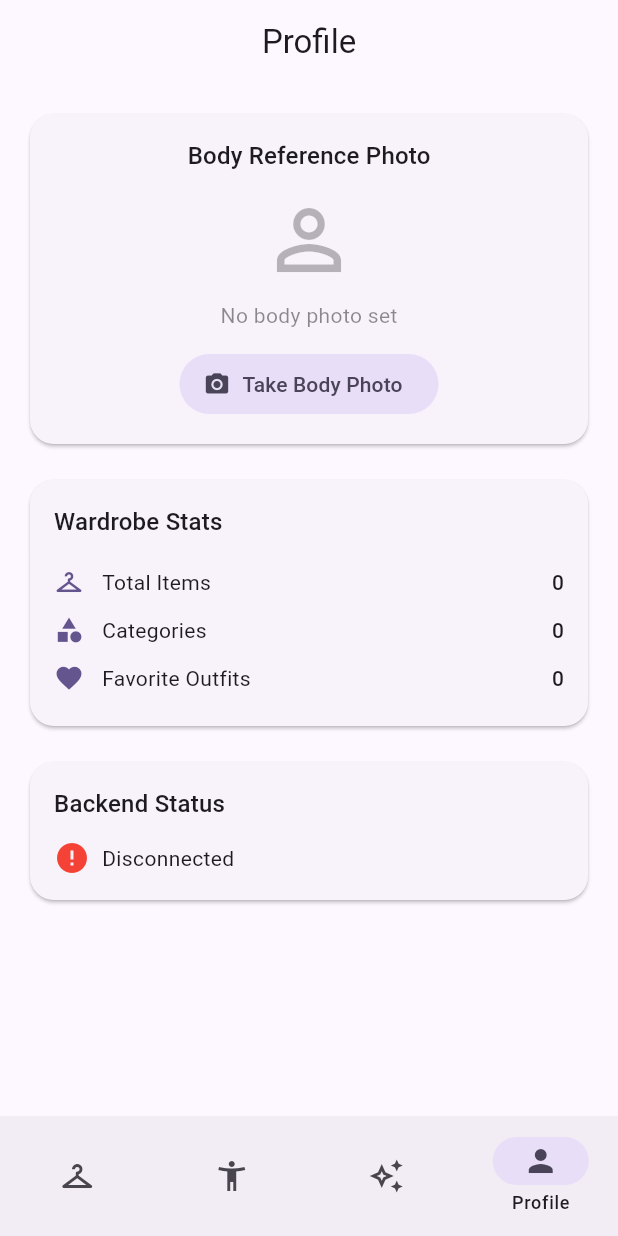
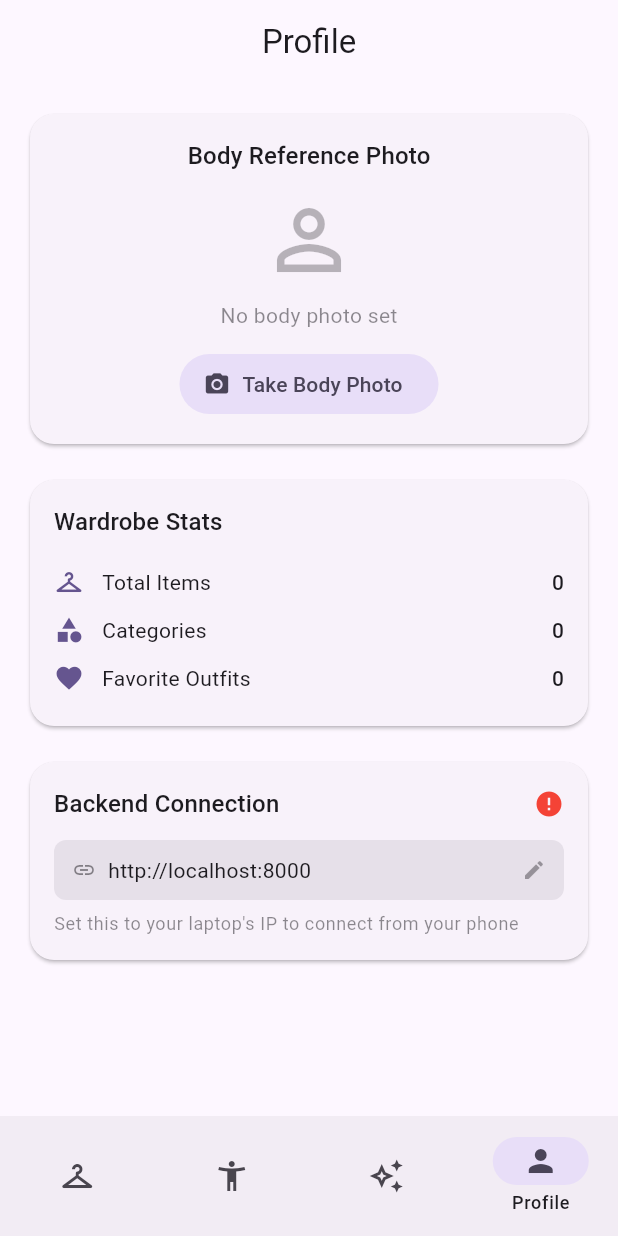
Before and after one commit to pratik-shivnani/Clothio, a Flutter app: the ProfileScreen screen opened by its route, on a phone screen of 412 x 824 dp. Run offline on Flutter 3.47's test engine with Material 3 defaults, Android fonts, the phone set to English and light mode, and no system bars; our stand-ins replace drift, flutter_riverpod, go_router, image_picker, riverpod_annotation, shared_preferences; accounts and stored records are empty; generated files the repository leaves out were written again; network calls fail.

Commit message:
feat: configurable backend URL + CI APK builds
- Add shared_preferences for persisting backend URL
- Backend Connection card in Profile: tap to edit URL, Save & Test
- ApiClient reads URL from settings (defaults to localhost:8000)
- GitHub Actions workflow: build release APK on every push to main
- APK uploaded as artifact with 30-day retention

```diff
--- a/lib/core/network/api_client.dart
+++ b/lib/core/network/api_client.dart
@@ -4,6 +4,8 @@ import 'dart:typed_data';
 
 import 'package:http/http.dart' as http;
 import 'package:riverpod_annotation/riverpod_annotation.dart';
+
+import '../settings/app_settings.dart';
 
 part 'api_client.g.dart';
 
@@ -80,7 +82,9 @@ class ApiClient {
 
 @riverpod
 ApiClient apiClient(ApiClientRef ref) {
-  final client = ApiClient(baseUrl: 'http://localhost:8000');
+  final urlAsync = ref.watch(backendUrlProvider);
+  final baseUrl = urlAsync.valueOrNull ?? 'http://localhost:8000';
+  final client = ApiClient(baseUrl: baseUrl);
   ref.onDispose(() => client.dispose());
   return client;
 }
--- /dev/null
+++ b/lib/core/settings/app_settings.dart
@@ -0,0 +1,24 @@
+import 'package:riverpod_annotation/riverpod_annotation.dart';
+import 'package:shared_preferences/shared_preferences.dart';
+
+part 'app_settings.g.dart';
+
+const _kBackendUrl = 'backend_url';
+const _kDefaultBackendUrl = 'http://localhost:8000';
+
+@riverpod
+class BackendUrl extends _$BackendUrl {
+  @override
+  Future<String> build() async {
+    final prefs = await SharedPreferences.getInstance();
+    return prefs.getString(_kBackendUrl) ?? _kDefaultBackendUrl;
+  }
+
+  Future<void> setUrl(String url) async {
+    // Normalize: remove trailing slash
+    final normalized = url.endsWith('/') ? url.substring(0, url.length - 1) : url;
+    final prefs = await SharedPreferences.getInstance();
+    await prefs.setString(_kBackendUrl, normalized);
+    state = AsyncData(normalized);
+  }
+}
--- a/lib/features/profile/presentation/profile_screen.dart
+++ b/lib/features/profile/presentation/profile_screen.dart
@@ -4,6 +4,7 @@ import 'package:flutter/material.dart';
 import 'package:flutter_riverpod/flutter_riverpod.dart';
 import 'package:image_picker/image_picker.dart';
 
+import '../../../core/settings/app_settings.dart';
 import '../data/profile_providers.dart';
 
 class ProfileScreen extends ConsumerStatefulWidget {
@@ -139,58 +140,165 @@ class _ProfileScreenState extends ConsumerState<ProfileScreen> {
 
           const SizedBox(height: 16),
 
-          // Backend status
-          Card(
+          // Backend connection
+          _BackendSettingsCard(),
+        ],
+      ),
+    );
+  }
+}
+
+class _BackendSettingsCard extends ConsumerStatefulWidget {
+  @override
+  ConsumerState<_BackendSettingsCard> createState() => _BackendSettingsCardState();
+}
+
+class _BackendSettingsCardState extends ConsumerState<_BackendSettingsCard> {
+  final _controller = TextEditingController();
+  bool _editing = false;
+
+  @override
+  void dispose() {
+    _controller.dispose();
+    super.dispose();
+  }
+
+  Future<void> _save() async {
+    final url = _controller.text.trim();
+    if (url.isEmpty) return;
+    await ref.read(backendUrlProvider.notifier).setUrl(url);
+    ref.invalidate(backendHealthProvider);
+    setState(() => _editing = false);
+  }
+
+  @override
+  Widget build(BuildContext context) {
+    final backendUrl = ref.watch(backendUrlProvider);
+    final health = ref.watch(backendHealthProvider);
+    final colorScheme = Theme.of(context).colorScheme;
+
+    return Card(
       child: Padding(
         padding: const EdgeInsets.all(16),
         child: Column(
           crossAxisAlignment: CrossAxisAlignment.start,
           children: [
-                  Text(
-                    'Backend Status',
+            Row(
+              children: [
+                Expanded(
+                  child: Text(
+                    'Backend Connection',
                     style: Theme.of(context).textTheme.titleMedium,
                   ),
+                ),
+                health.when(
+                  data: (ok) => Icon(
+                    ok ? Icons.check_circle : Icons.error,
+                    color: ok ? Colors.green : Colors.red,
+                    size: 20,
+                  ),
+                  loading: () => const SizedBox(
+                    width: 16,
+                    height: 16,
+                    child: CircularProgressIndicator(strokeWidth: 2),
+                  ),
+                  error: (_, __) => const Icon(
+                    Icons.error,
+                    color: Colors.red,
+                    size: 20,
+                  ),
+                ),
+              ],
+            ),
             const SizedBox(height: 12),
-                  Consumer(
-                    builder: (context, ref, _) {
-                      final health = ref.watch(backendHealthProvider);
-                      return health.when(
-                        data: (ok) => Row(
+            backendUrl.when(
+              data: (url) {
+                if (!_editing) {
+                  return InkWell(
+                    onTap: () {
+                      _controller.text = url;
+                      setState(() => _editing = true);
+                    },
+                    borderRadius: BorderRadius.circular(8),
+                    child: Container(
+                      width: double.infinity,
+                      padding: const EdgeInsets.symmetric(
+                        horizontal: 12,
+                        vertical: 10,
+                      ),
+                      decoration: BoxDecoration(
+                        color: colorScheme.surfaceContainerHighest,
+                        borderRadius: BorderRadius.circular(8),
+                      ),
+                      child: Row(
                         children: [
                           Icon(
-                              ok ? Icons.check_circle : Icons.error,
-                              color: ok ? Colors.green : Colors.red,
+                            Icons.link,
+                            size: 16,
+                            color: colorScheme.onSurface.withValues(alpha: 0.5),
                           ),
                           const SizedBox(width: 8),
-                            Text(ok ? 'Connected' : 'Disconnected'),
-                          ],
+                          Expanded(
+                            child: Text(
+                              url,
+                              style: Theme.of(context).textTheme.bodyMedium,
                             ),
-                        loading: () => const Row(
-                          children: [
-                            SizedBox(
-                              width: 20,
-                              height: 20,
-                              child: CircularProgressIndicator(strokeWidth: 2),
                           ),
-                            SizedBox(width: 8),
-                            Text('Checking...'),
-                          ],
-                        ),
-                        error: (_, __) => const Row(
-                          children: [
-                            Icon(Icons.error, color: Colors.red),
-                            SizedBox(width: 8),
-                            Text('Disconnected'),
-                          ],
-                        ),
-                      );
-                    },
+                          Icon(
+                            Icons.edit,
+                            size: 16,
+                            color: colorScheme.onSurface.withValues(alpha: 0.4),
                           ),
                         ],
                       ),
                     ),
+                  );
+                }
+
+                return Column(
+                  children: [
+                    TextField(
+                      controller: _controller,
+                      decoration: const InputDecoration(
+                        labelText: 'Backend URL',
+                        hintText: 'http://192.168.1.100:8000',
+                        border: OutlineInputBorder(),
+                        isDense: true,
+                      ),
+                      keyboardType: TextInputType.url,
+                      autofocus: true,
+                      onSubmitted: (_) => _save(),
+                    ),
+                    const SizedBox(height: 8),
+                    Row(
+                      mainAxisAlignment: MainAxisAlignment.end,
+                      children: [
+                        TextButton(
+                          onPressed: () => setState(() => _editing = false),
+                          child: const Text('Cancel'),
+                        ),
+                        const SizedBox(width: 8),
+                        FilledButton(
+                          onPressed: _save,
+                          child: const Text('Save & Test'),
                         ),
                       ],
+                    ),
+                  ],
+                );
+              },
+              loading: () => const CircularProgressIndicator(),
+              error: (e, _) => Text('Error: $e'),
+            ),
+            const SizedBox(height: 8),
+            Text(
+              'Set this to your laptop\'s IP to connect from your phone',
+              style: Theme.of(context).textTheme.bodySmall?.copyWith(
+                color: colorScheme.onSurface.withValues(alpha: 0.5),
+              ),
+            ),
+          ],
+        ),
       ),
     );
   }
--- a/pubspec.yaml
+++ b/pubspec.yaml
@@ -31,6 +31,9 @@ dependencies:
   # Network
   http: ^1.2.2
 
+  # Storage
+  shared_preferences: ^2.3.4
+
   # UI
   cupertino_icons: ^1.0.8
   intl: ^0.20.2
```
Also changed, not shown: pubspec.lock, 1 other file. Lines whose indentation alone changed are shown as unchanged.
